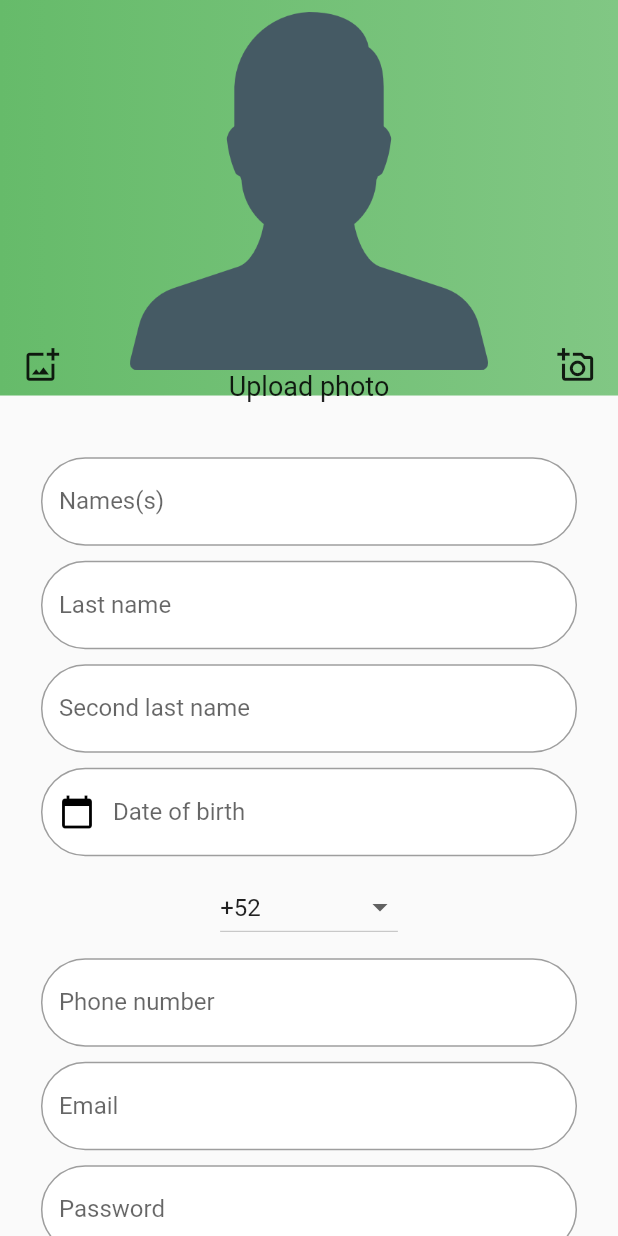
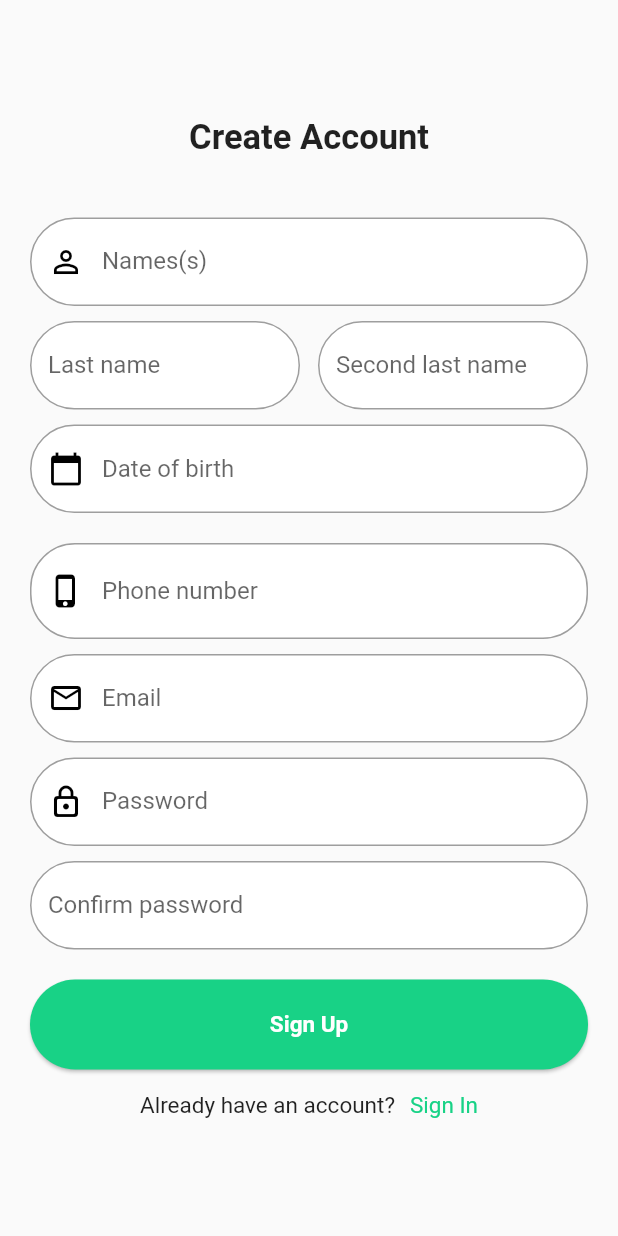
Before and after one commit to blazarnet/zombiapp, a Flutter app: the SignUpPage screen opened directly, on a phone screen of 412 x 824 dp. Run offline on Flutter 3.47's test engine with Material 2 defaults, Android fonts, the phone set to English and light mode, and no system bars; our stand-ins replace rive; missing offline and left inert: mapbox_gl; statements that could not run were skipped.

Commit message:
Rediseño de la pantalla para el registro de un nuevo usuario, se eliminó el espacio para la foto y uso del prefix para situar el dropdown de los códigos de país dentro el input para el número de celular

```diff
--- a/lib/src/pages/sign_up_page.dart
+++ b/lib/src/pages/sign_up_page.dart
@@ -1,12 +1,11 @@
 import 'package:flutter/material.dart';
+import 'package:zombifi_app/src/pages/sign_in_page.dart';
+import 'package:zombifi_app/widgets/button_round.dart';
 
-import 'package:zombifi_app/widgets/background.dart';
-import 'package:zombifi_app/widgets/profile_photo.dart';
 import 'package:zombifi_app/widgets/select_date.dart';
 import 'package:zombifi_app/widgets/text_form_field.dart';
 
 import 'package:zombifi_app/generated/l10n.dart';
-import 'package:image_picker/image_picker.dart';
 import 'dart:io';
 
 class SignUpPage extends StatefulWidget {
@@ -22,115 +21,126 @@
   @override
   Widget build(BuildContext context) {
     return Scaffold(
-      body: Stack(
+        body: Center(
+      child: Form(
+        child: Padding(
+          padding: EdgeInsets.all(20),
+          child: SingleChildScrollView(
+            child: Padding(
+              padding: const EdgeInsets.only(top: 30, bottom: 30),
+              child: Column(
                 children: <Widget>[
-          _background(),
+                  // Padding(padding: EdgeInsets.only(top: 30)),
+                  Text(
+                    AppLocalizations.of(context).createAccount,
+                    style: TextStyle(
+                      fontWeight: FontWeight.bold,
+                      fontSize: 23,
+                    ),
+                  ),
+                  _widgetSignUp()
+                ],
+              ),
+            ),
+          ),
+        ),
+      ),
+    ));
+  }
+
+  // _background() => Stack(
+  //       children: <Widget>[
+  //         _colorBackground(),
+  //         _photoWidget(),
+  //         _buttonsPhoto(),
+  //       ],
+  //     );
+
+  // BackgroundWidget _colorBackground() {
+  //   return BackgroundWidget();
+  // }
+
+  // Widget _buttonsPhoto() {
+  //   final size = MediaQuery.of(context).size;
+  //   final double _iconSize = 25;
+
+  //   return Column(
+  //     children: <Widget>[
+  //       Container(
+  //         height: size.height * 0.32,
+  //         margin: EdgeInsets.all(4),
+  //         child: Column(
+  //           mainAxisAlignment: MainAxisAlignment.end,
+  //           children: [
+  //             Row(
+  //               mainAxisAlignment: MainAxisAlignment.spaceBetween,
+  //               crossAxisAlignment: CrossAxisAlignment.end,
+  //               children: [
+  //                 IconButton(
+  //                     icon: Icon(
+  //                       Icons.add_photo_alternate_outlined,
+  //                       size: _iconSize,
+  //                     ),
+  //                     onPressed: () {
+  //                       // _selectPhoto();
+  //                       _processFile(ImageSource.gallery);
+  //                       // print("Clic");
+  //                     }),
+  //                 Text(
+  //                   AppLocalizations.of(context).uploadPhoto,
+  //                   style: TextStyle(fontSize: 18),
+  //                 ),
+  //                 IconButton(
+  //                     icon: Icon(
+  //                       Icons.add_a_photo_outlined,
+  //                       size: _iconSize,
+  //                     ),
+  //                     onPressed: () {
+  //                       _processFile(ImageSource.camera);
+  //                     })
+  //               ],
+  //             ),
+  //           ],
+  //         ),
+  //       )
+  //     ],
+  //   );
+  // }
+
+  // _processFile(ImageSource source) async {
+  //   // ignore: deprecated_member_use
+  //   file = await ImagePicker.pickImage(source: source);
+  //   if (file != null) {}
+  //   setState(() {});
+  // }
+
+  // ProfilePhotoWidget _photoWidget() {
+  //   return ProfilePhotoWidget();
+  // }
+
+  _widgetSignUp() => Container(
+        child: Form(
+          child: Column(
+            mainAxisAlignment: MainAxisAlignment.spaceAround,
+            mainAxisSize: MainAxisSize.min,
+            children: <Widget>[
               _textFormField(context),
+              Padding(padding: EdgeInsets.only(top: 20)),
+              _buttons(context),
+            ],
+          ),
+        ),
+      );
+
+  Widget _textFormField(BuildContext context) => Container(
+        child: Column(
+          children: <Widget>[
+            Padding(padding: EdgeInsets.symmetric(vertical: 20)),
+            _textFormsNameComplete(),
+            _textFormsData(),
           ],
         ),
       );
-  }
-
-  _background() => Stack(
-        children: <Widget>[
-          _colorBackground(),
-          _photoWidget(),
-          _buttonsPhoto(),
-        ],
-      );
-
-  BackgroundWidget _colorBackground() {
-    return BackgroundWidget();
-  }
-
-  Widget _buttonsPhoto() {
-    final size = MediaQuery.of(context).size;
-    final double _iconSize = 25;
-
-    return Column(
-      children: <Widget>[
-        Container(
-          height: size.height * 0.32,
-          margin: EdgeInsets.all(4),
-          child: Column(
-            mainAxisAlignment: MainAxisAlignment.end,
-            children: [
-              Row(
-                mainAxisAlignment: MainAxisAlignment.spaceBetween,
-                crossAxisAlignment: CrossAxisAlignment.end,
-                children: [
-                  IconButton(
-                      icon: Icon(
-                        Icons.add_photo_alternate_outlined,
-                        size: _iconSize,
-                      ),
-                      onPressed: () {
-                        // _selectPhoto();
-                        _processFile(ImageSource.gallery);
-                        // print("Clic");
-                      }),
-                  Text(
-                    AppLocalizations.of(context).uploadPhoto,
-                    style: TextStyle(fontSize: 18),
-                  ),
-                  IconButton(
-                      icon: Icon(
-                        Icons.add_a_photo_outlined,
-                        size: _iconSize,
-                      ),
-                      onPressed: () {
-                        _processFile(ImageSource.camera);
-                      })
-                ],
-              ),
-            ],
-          ),
-        )
-      ],
-    );
-  }
-
-  _processFile(ImageSource source) async {
-    // ignore: deprecated_member_use
-    file = await ImagePicker.pickImage(source: source);
-    if (file != null) {}
-    setState(() {});
-  }
-
-  ProfilePhotoWidget _photoWidget() {
-    return ProfilePhotoWidget();
-  }
-
-  Widget _textFormField(BuildContext context) {
-    final size = MediaQuery.of(context).size;
-    return SingleChildScrollView(
-      child: Column(
-        children: <Widget>[
-          SafeArea(
-              child: Container(
-            height: size.height * 0.37,
-          )),
-          Container(
-            width: size.width * .95,
-            child: Column(
-              crossAxisAlignment: CrossAxisAlignment.start,
-              children: <Widget>[
-                // Padding(padding: EdgeInsets.only(top: 5)),
-                // _buttonsPhoto(),
-                Padding(
-                  padding: EdgeInsets.symmetric(horizontal: 17),
-                  child: _textFormsNameComplete(),
-                ),
-                Padding(
-                    padding: EdgeInsets.symmetric(horizontal: 17),
-                    child: _textFormsData()),
-              ],
-            ),
-          )
-        ],
-      ),
-    );
-  }
 
   _textFormsNameComplete() => Container(
         child: Column(
@@ -138,9 +148,16 @@
             _names(),
             Padding(padding: EdgeInsets.only(top: 10)),
             // _lastNames(context),
+            Container(
+              child: Row(
+                mainAxisAlignment: MainAxisAlignment.spaceBetween,
+                children: <Widget>[
                   _lastName(),
-            Padding(padding: EdgeInsets.only(top: 10)),
+                  // Padding(padding: EdgeInsets.only(top: 10)),
                   _secondLastName()
+                ],
+              ),
+            ),
           ],
         ),
       );
@@ -150,63 +167,19 @@
       controller: null,
       keyboardType: TextInputType.emailAddress,
       textCapitalization: TextCapitalization.words,
-      icon: Icons.person_outline_rounded,
+      prefixIcon: Icon(
+        Icons.person_outline_outlined,
+        color: Colors.black,
+      ),
       hintText: '',
       lableText: AppLocalizations.of(context).names,
       obscureText: false,
     );
   }
 
-  // Widget _lastNames(BuildContext context) {
-  //   final size = MediaQuery.of(context).size;
-  //   return Container(
-  //     width: size.width * 0.95,
-  //     height: size.height * 0.25,
-  //     color: Colors.red,
-  //     child: Column(
-  //       // mainAxisAlignment: MainAxisAlignment.center,
-  //       children: <Widget>[
-  //         Container(
-  //           width: size.width * 1,
-  //           child: Padding(
-  //             padding: const EdgeInsets.all(8.0),
-  //             child: Column(
-  //               children: [
-  //                 Row(
-  //                   // mainAxisAlignment: MainAxisAlignment.spaceEvenly,
-  //                   children: <Widget>[
-  //                     Padding(
-  //                       padding: const EdgeInsets.symmetric(
-  //                           horizontal: 0, vertical: 4),
-  //                       child: Column(
-  //                         children: <Widget>[
-  //                           _lastName(),
-  //                         ],
-  //                       ),
-  //                     ),
-  //                     Padding(
-  //                       padding: const EdgeInsets.symmetric(
-  //                           horizontal: 0, vertical: 4),
-  //                       child: Column(
-  //                         children: <Widget>[_secondLastName()],
-  //                       ),
-  //                     )
-  //                   ],
-  //                 ),
-  //               ],
-  //             ),
-  //           ),
-  //         ),
-  //         // _lastName(),
-  //         // Padding(padding: EdgeInsets.only(top: 5)),
-  //         // _secondLastName()
-  //       ],
-  //     ),
-  //   );
-  // }
-
   TextFormFieldWidget _lastName() {
     return TextFormFieldWidget(
+      width: 180,
       controller: null,
       keyboardType: TextInputType.emailAddress,
       textCapitalization: TextCapitalization.words,
@@ -219,6 +192,7 @@
 
   TextFormFieldWidget _secondLastName() {
     return TextFormFieldWidget(
+      width: 180,
       controller: null,
       keyboardType: TextInputType.emailAddress,
       textCapitalization: TextCapitalization.words,
@@ -247,7 +221,7 @@
             //     )
             //   ],
             // ),
-            _dropdownCodes(),
+            // _dropdownCodes(),
             Padding(padding: EdgeInsets.only(top: 10)),
             _phoneNumber(),
             // _number(),
@@ -265,7 +239,10 @@
     return TextFormFieldWidget(
       controller: null,
       keyboardType: TextInputType.emailAddress,
-      icon: Icons.email_outlined,
+      prefixIcon: Icon(
+        Icons.email_outlined,
+        color: Colors.black,
+      ),
       hintText: 'ejemplo@correo.com',
       lableText: AppLocalizations.of(context).email,
       obscureText: false,
@@ -284,29 +261,21 @@
     return list;
   }
 
-  // _number() => Container(
-  //       child: Row(
-  //         children: <Widget>[
-  //           Column(
-  //             children: <Widget>[_dropdownCodes()],
-  //           ),
-  //           Column(
-  //             children: <Widget>[_phoneNumber()],
-  //           )
-  //         ],
-  //       ),
-  //     );
-
   Widget _dropdownCodes() {
-    return DropdownButton(
+    return Container(
+      width: 52,
+      child: DropdownButton(
         value: _codeSelected,
         items: _getCodes(),
+        isDense: true,
+        isExpanded: true,
         hint: Text(AppLocalizations.of(context).countryCode),
         onChanged: (opt) {
           setState(() {
             _codeSelected = opt;
           });
         },
+      ),
     );
   }
 
@@ -315,7 +284,12 @@
       controller: null,
       keyboardType: TextInputType.phone,
       enableInteractiveSelection: false,
-      icon: Icons.phone_iphone_outlined,
+      prefix: _dropdownCodes(),
+      maxLength: 5,
+      prefixIcon: Icon(
+        Icons.phone_iphone_outlined,
+        color: Colors.black,
+      ),
       hintText: '',
       lableText: AppLocalizations.of(context).phoneNumber,
       obscureText: false,
@@ -330,7 +304,10 @@
     return TextFormFieldWidget(
       controller: null,
       enableInteractiveSelection: false,
-      icon: Icons.lock_outline_rounded,
+      prefixIcon: Icon(
+        Icons.lock_outline_rounded,
+        color: Colors.black,
+      ),
       hintText: '',
       lableText: AppLocalizations.of(context).password,
       obscureText: true,
@@ -347,4 +324,70 @@
       obscureText: true,
     );
   }
+
+  _buttons(BuildContext context) => Container(
+        child: Column(
+          children: <Widget>[
+            _signUp(context),
+            Padding(padding: EdgeInsets.only(top: 15)),
+            _signIn(context),
+          ],
+        ),
+      );
+
+  ButtonRoundWidget _signUp(BuildContext context) {
+    return ButtonRoundWidget(
+      child: Text(
+        AppLocalizations.of(context).signUpLower,
+        style: TextStyle(
+          fontSize: 15,
+          fontWeight: FontWeight.bold,
+          color: Colors.white,
+        ),
+      ),
+      colorButton: Color.fromRGBO(24, 210, 134, 1),
+      elevetion: 1,
+      height: 60,
+      minWidth: 400,
+      shape: RoundedRectangleBorder(
+        borderRadius: BorderRadius.circular(30),
+      ),
+      onPressed: () {
+        final route = MaterialPageRoute(
+          builder: (context) {
+            return SignInPage();
+          },
+        );
+        Navigator.push(context, route);
+      },
+    );
   }
+
+  Widget _signIn(BuildContext context) {
+    return Row(
+      mainAxisAlignment: MainAxisAlignment.center,
+      children: <Widget>[
+        Text(
+          AppLocalizations.of(context).haveAccount,
+          style: TextStyle(fontSize: 15),
+        ),
+        Padding(padding: EdgeInsets.only(left: 10)),
+        GestureDetector(
+          onTap: () {
+            final route = MaterialPageRoute(builder: (context) {
+              return SignInPage();
+            });
+            Navigator.push(context, route);
+          },
+          child: Text(
+            AppLocalizations.of(context).signInLower,
+            style: TextStyle(
+              color: Color.fromRGBO(24, 210, 134, 1),
+              fontSize: 15,
+            ),
+          ),
+        ),
+      ],
+    );
+  }
+}
```
Lines whose indentation alone changed are shown as unchanged.
